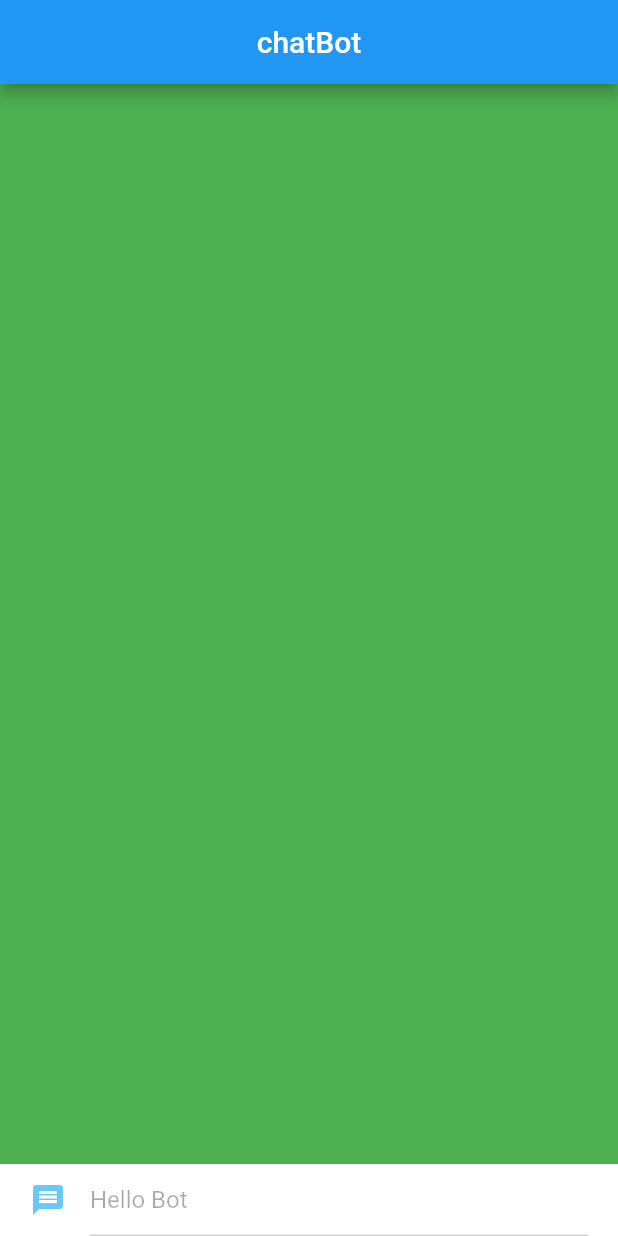
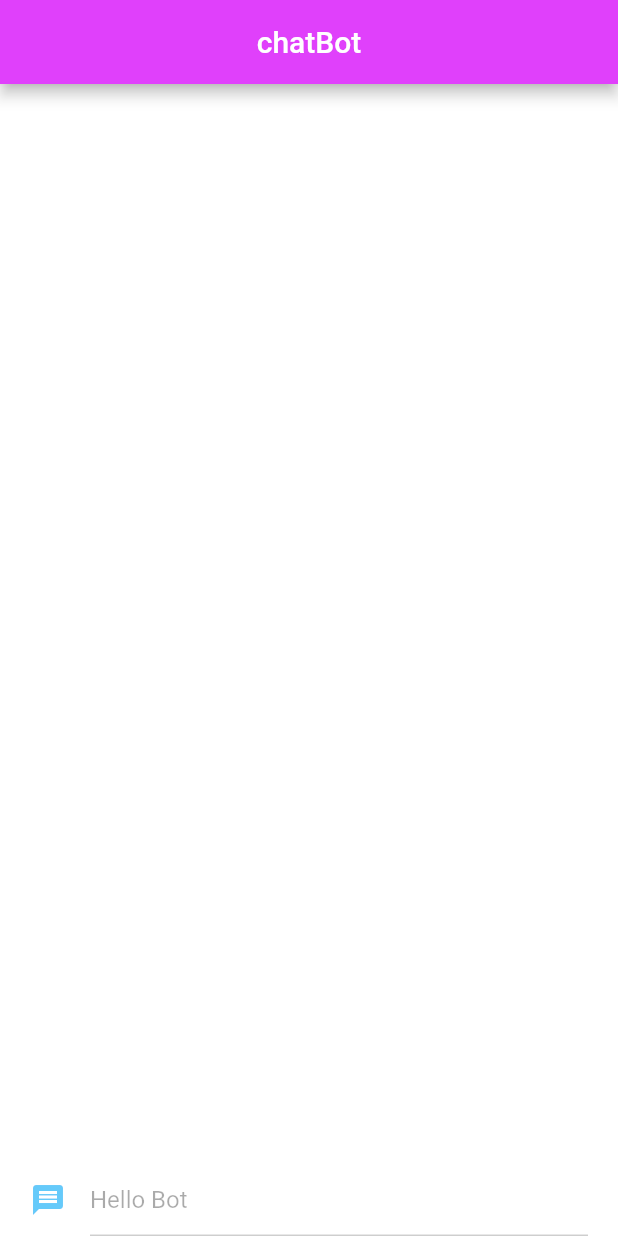
Before and after one commit to Nidal-h/chatbot-flutter, a Flutter app: the screen it shows after launch, on a phone screen of 412 x 824 dp. Run offline on Flutter 3.47's test engine with Material 2 defaults, Android fonts, the phone set to English and light mode, and no system bars; our stand-ins replace bubble.

Commit message:
change color

```diff
--- a/lib/home_screen.dart
+++ b/lib/home_screen.dart
@@ -13,13 +13,13 @@ class _HomeScreenState extends State<HomeScreen>{
 
 
   TextEditingController queryController=TextEditingController();
-  final BOT_URL = Uri.parse("https://chatbotliqahona.herokuapp.com/chat");
+  final BOT_URL = Uri.parse("https://chatbotliq.herokuapp.com/chat");
   @override
   Widget build(BuildContext context){
     return Scaffold(
-      backgroundColor: Colors.green,
+      backgroundColor: Colors.white,
       appBar: AppBar(
-        backgroundColor: Colors.blue,
+        backgroundColor: Colors.purpleAccent,
         centerTitle: true,
         title: Text(
           "chatBot",
@@ -71,25 +71,25 @@ class _HomeScreenState extends State<HomeScreen>{
   }
 
   //response
-void getResponse(){
+  void getResponse(){
     if(queryController.text.length>0){
       this.insertSingleItem(queryController.text);
-      var client =getClient();
+      var client = getClient();
       try{
         client.post(
           BOT_URL,
-          body: {"inp":queryController.text},
-        )..then((responses){
+          body: {"message":queryController.text},
+        ).then((responses){
           print(responses.body);
           Map<String,dynamic> data=jsonDecode(responses.body);
-          insertSingleItem(data["responses"]+"<chat>");
+          insertSingleItem(data['message']+"<chat>");
         });
       }finally{
         client.close();
         queryController.clear();
       }
     }
-}
+  }
 
 void insertSingleItem(String message){
     _data.add(message);
```
